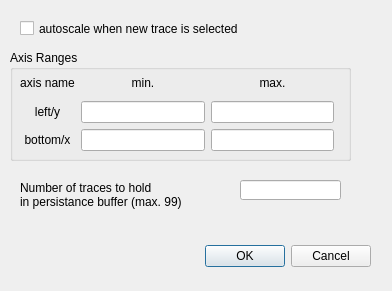
This is QtPMbrowser/DlgGraphSettings.ui in ChrisHal/PMbrowser as Qt 5 draws it before an edit. The edited form follows.
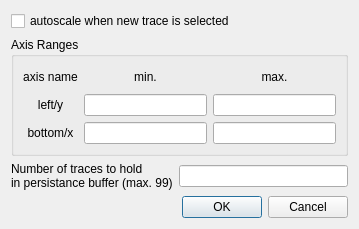
This is the edited form.

Commit message: fix graph settings dialog, too

Patch:
```diff
--- a/QtPMbrowser/DlgGraphSettings.ui
+++ b/QtPMbrowser/DlgGraphSettings.ui
@@ -6,63 +6,28 @@
    <rect>
     <x>0</x>
     <y>0</y>
-    <width>392</width>
-    <height>291</height>
+    <width>359</width>
+    <height>229</height>
    </rect>
   </property>
   <property name="windowTitle">
    <string>Graph Settings &amp; Axis Ranges</string>
   </property>
-  <widget class="QDialogButtonBox" name="buttonBox">
-   <property name="geometry">
-    <rect>
-     <x>30</x>
-     <y>240</y>
-     <width>341</width>
-     <height>32</height>
-    </rect>
-   </property>
-   <property name="orientation">
-    <enum>Qt::Horizontal</enum>
-   </property>
-   <property name="standardButtons">
-    <set>QDialogButtonBox::Cancel|QDialogButtonBox::Ok</set>
-   </property>
-  </widget>
+  <layout class="QGridLayout" name="gridLayout_2">
+   <item row="0" column="0" colspan="2">
   <widget class="QCheckBox" name="checkBoxEnableAutoscale">
-   <property name="geometry">
-    <rect>
-     <x>20</x>
-     <y>20</y>
-     <width>321</width>
-     <height>17</height>
-    </rect>
-   </property>
    <property name="text">
     <string>autoscale when new trace is selected</string>
    </property>
   </widget>
+   </item>
+   <item row="1" column="0" colspan="2">
   <widget class="QGroupBox" name="groupBox">
-   <property name="geometry">
-    <rect>
-     <x>10</x>
-     <y>50</y>
-     <width>341</width>
-     <height>111</height>
-    </rect>
-   </property>
    <property name="title">
     <string>Axis Ranges</string>
    </property>
-   <widget class="QWidget" name="layoutWidget">
-    <property name="geometry">
-     <rect>
-      <x>10</x>
-      <y>20</y>
-      <width>314</width>
-      <height>81</height>
-     </rect>
-    </property>
+     <layout class="QGridLayout" name="gridLayout_3">
+      <item row="0" column="0">
     <layout class="QGridLayout" name="gridLayout">
      <item row="1" column="2">
       <widget class="QLineEdit" name="lineEditYMax"/>
@@ -131,31 +96,31 @@
       </widget>
      </item>
     </layout>
-   </widget>
-  </widget>
+      </item>
+     </layout>
+    </widget>
+   </item>
+   <item row="2" column="0">
   <widget class="QLabel" name="label_5">
-   <property name="geometry">
-    <rect>
-     <x>20</x>
-     <y>170</y>
-     <width>211</width>
-     <height>51</height>
-    </rect>
-   </property>
    <property name="text">
     <string>&lt;html&gt;&lt;head/&gt;&lt;body&gt;&lt;p&gt;Number of traces to hold&lt;br/&gt;in persistance buffer (max. 99)&lt;/p&gt;&lt;/body&gt;&lt;/html&gt;</string>
    </property>
   </widget>
-  <widget class="QLineEdit" name="lineEditNumTraces">
-   <property name="geometry">
-    <rect>
-     <x>240</x>
-     <y>180</y>
-     <width>101</width>
-     <height>20</height>
-    </rect>
-   </property>
-  </widget>
+   </item>
+   <item row="2" column="1">
+    <widget class="QLineEdit" name="lineEditNumTraces"/>
+   </item>
+   <item row="3" column="0" colspan="2">
+    <widget class="QDialogButtonBox" name="buttonBox">
+     <property name="orientation">
+      <enum>Qt::Horizontal</enum>
+     </property>
+     <property name="standardButtons">
+      <set>QDialogButtonBox::Cancel|QDialogButtonBox::Ok</set>
+     </property>
+    </widget>
+   </item>
+  </layout>
  </widget>
  <tabstops>
   <tabstop>checkBoxEnableAutoscale</tabstop>
```
Lines whose indentation alone changed are shown as unchanged.
